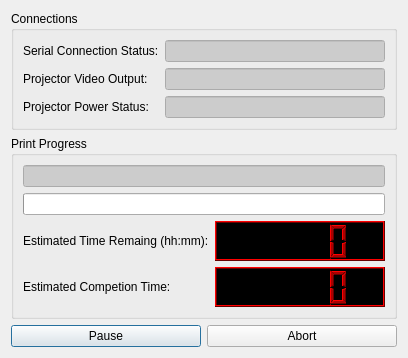
First picture: the form in B9Creator/b9print.ui, repository B9Creations/B9Creator, before the edit.
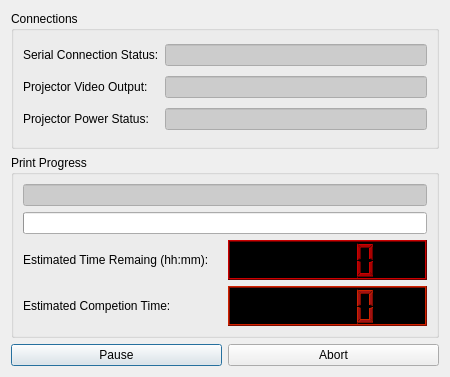
Second picture: the form after the edit.

```diff
--- a/B9Creator/b9print.ui
+++ b/B9Creator/b9print.ui
@@ -6,8 +6,8 @@
    <rect>
     <x>0</x>
     <y>0</y>
-    <width>377</width>
-    <height>330</height>
+    <width>450</width>
+    <height>377</height>
    </rect>
   </property>
   <property name="sizePolicy">
@@ -380,6 +380,15 @@
              </color>
             </brush>
            </colorrole>
+           <colorrole role="Light">
+            <brush brushstyle="SolidPattern">
+             <color alpha="255">
+              <red>203</red>
+              <green>0</green>
+              <blue>0</blue>
+             </color>
+            </brush>
+           </colorrole>
            <colorrole role="Dark">
             <brush brushstyle="SolidPattern">
              <color alpha="255">
@@ -389,33 +398,6 @@
              </color>
             </brush>
            </colorrole>
-           <colorrole role="Text">
-            <brush brushstyle="SolidPattern">
-             <color alpha="255">
-              <red>0</red>
-              <green>0</green>
-              <blue>0</blue>
-             </color>
-            </brush>
-           </colorrole>
-           <colorrole role="ButtonText">
-            <brush brushstyle="SolidPattern">
-             <color alpha="255">
-              <red>0</red>
-              <green>0</green>
-              <blue>0</blue>
-             </color>
-            </brush>
-           </colorrole>
-           <colorrole role="Base">
-            <brush brushstyle="SolidPattern">
-             <color alpha="255">
-              <red>255</red>
-              <green>255</green>
-              <blue>255</blue>
-             </color>
-            </brush>
-           </colorrole>
            <colorrole role="Window">
             <brush brushstyle="SolidPattern">
              <color alpha="255">
@@ -436,6 +418,15 @@
              </color>
             </brush>
            </colorrole>
+           <colorrole role="Light">
+            <brush brushstyle="SolidPattern">
+             <color alpha="255">
+              <red>203</red>
+              <green>0</green>
+              <blue>0</blue>
+             </color>
+            </brush>
+           </colorrole>
            <colorrole role="Dark">
             <brush brushstyle="SolidPattern">
              <color alpha="255">
@@ -445,33 +436,6 @@
              </color>
             </brush>
            </colorrole>
-           <colorrole role="Text">
-            <brush brushstyle="SolidPattern">
-             <color alpha="255">
-              <red>0</red>
-              <green>0</green>
-              <blue>0</blue>
-             </color>
-            </brush>
-           </colorrole>
-           <colorrole role="ButtonText">
-            <brush brushstyle="SolidPattern">
-             <color alpha="255">
-              <red>0</red>
-              <green>0</green>
-              <blue>0</blue>
-             </color>
-            </brush>
-           </colorrole>
-           <colorrole role="Base">
-            <brush brushstyle="SolidPattern">
-             <color alpha="255">
-              <red>255</red>
-              <green>255</green>
-              <blue>255</blue>
-             </color>
-            </brush>
-           </colorrole>
            <colorrole role="Window">
             <brush brushstyle="SolidPattern">
              <color alpha="255">
@@ -492,6 +456,15 @@
              </color>
             </brush>
            </colorrole>
+           <colorrole role="Light">
+            <brush brushstyle="SolidPattern">
+             <color alpha="255">
+              <red>203</red>
+              <green>0</green>
+              <blue>0</blue>
+             </color>
+            </brush>
+           </colorrole>
            <colorrole role="Dark">
             <brush brushstyle="SolidPattern">
              <color alpha="255">
@@ -501,33 +474,6 @@
              </color>
             </brush>
            </colorrole>
-           <colorrole role="Text">
-            <brush brushstyle="SolidPattern">
-             <color alpha="255">
-              <red>103</red>
-              <green>0</green>
-              <blue>0</blue>
-             </color>
-            </brush>
-           </colorrole>
-           <colorrole role="ButtonText">
-            <brush brushstyle="SolidPattern">
-             <color alpha="255">
-              <red>103</red>
-              <green>0</green>
-              <blue>0</blue>
-             </color>
-            </brush>
-           </colorrole>
-           <colorrole role="Base">
-            <brush brushstyle="SolidPattern">
-             <color alpha="255">
-              <red>0</red>
-              <green>0</green>
-              <blue>0</blue>
-             </color>
-            </brush>
-           </colorrole>
            <colorrole role="Window">
             <brush brushstyle="SolidPattern">
              <color alpha="255">
@@ -581,8 +527,17 @@
            <colorrole role="WindowText">
             <brush brushstyle="SolidPattern">
              <color alpha="255">
-              <red>170</red>
-              <green>0</green>
+              <red>162</red>
+              <green>17</green>
+              <blue>17</blue>
+             </color>
+            </brush>
+           </colorrole>
+           <colorrole role="Light">
+            <brush brushstyle="SolidPattern">
+             <color alpha="255">
+              <red>207</red>
+              <green>34</green>
               <blue>0</blue>
              </color>
             </brush>
@@ -590,8 +545,8 @@
            <colorrole role="Dark">
             <brush brushstyle="SolidPattern">
              <color alpha="255">
-              <red>103</red>
-              <green>0</green>
+              <red>128</red>
+              <green>12</green>
               <blue>0</blue>
              </color>
             </brush>
@@ -637,8 +592,17 @@
            <colorrole role="WindowText">
             <brush brushstyle="SolidPattern">
              <color alpha="255">
-              <red>170</red>
-              <green>0</green>
+              <red>162</red>
+              <green>17</green>
+              <blue>17</blue>
+             </color>
+            </brush>
+           </colorrole>
+           <colorrole role="Light">
+            <brush brushstyle="SolidPattern">
+             <color alpha="255">
+              <red>207</red>
+              <green>34</green>
               <blue>0</blue>
              </color>
             </brush>
@@ -646,8 +610,8 @@
            <colorrole role="Dark">
             <brush brushstyle="SolidPattern">
              <color alpha="255">
-              <red>103</red>
-              <green>0</green>
+              <red>128</red>
+              <green>12</green>
               <blue>0</blue>
              </color>
             </brush>
@@ -655,9 +619,9 @@
            <colorrole role="Text">
             <brush brushstyle="SolidPattern">
              <color alpha="255">
-              <red>0</red>
-              <green>0</green>
-              <blue>0</blue>
+              <red>69</red>
+              <green>69</green>
+              <blue>69</blue>
              </color>
             </brush>
            </colorrole>
@@ -693,8 +657,17 @@
            <colorrole role="WindowText">
             <brush brushstyle="SolidPattern">
              <color alpha="255">
-              <red>103</red>
-              <green>0</green>
+              <red>128</red>
+              <green>12</green>
+              <blue>0</blue>
+             </color>
+            </brush>
+           </colorrole>
+           <colorrole role="Light">
+            <brush brushstyle="SolidPattern">
+             <color alpha="255">
+              <red>207</red>
+              <green>34</green>
               <blue>0</blue>
              </color>
             </brush>
@@ -702,8 +675,8 @@
            <colorrole role="Dark">
             <brush brushstyle="SolidPattern">
              <color alpha="255">
-              <red>103</red>
-              <green>0</green>
+              <red>128</red>
+              <green>12</green>
               <blue>0</blue>
              </color>
             </brush>
@@ -711,8 +684,8 @@
            <colorrole role="Text">
             <brush brushstyle="SolidPattern">
              <color alpha="255">
-              <red>103</red>
-              <green>0</green>
+              <red>128</red>
+              <green>12</green>
               <blue>0</blue>
              </color>
             </brush>
@@ -720,8 +693,8 @@
            <colorrole role="ButtonText">
             <brush brushstyle="SolidPattern">
              <color alpha="255">
-              <red>103</red>
-              <green>0</green>
+              <red>128</red>
+              <green>12</green>
               <blue>0</blue>
              </color>
             </brush>
```
